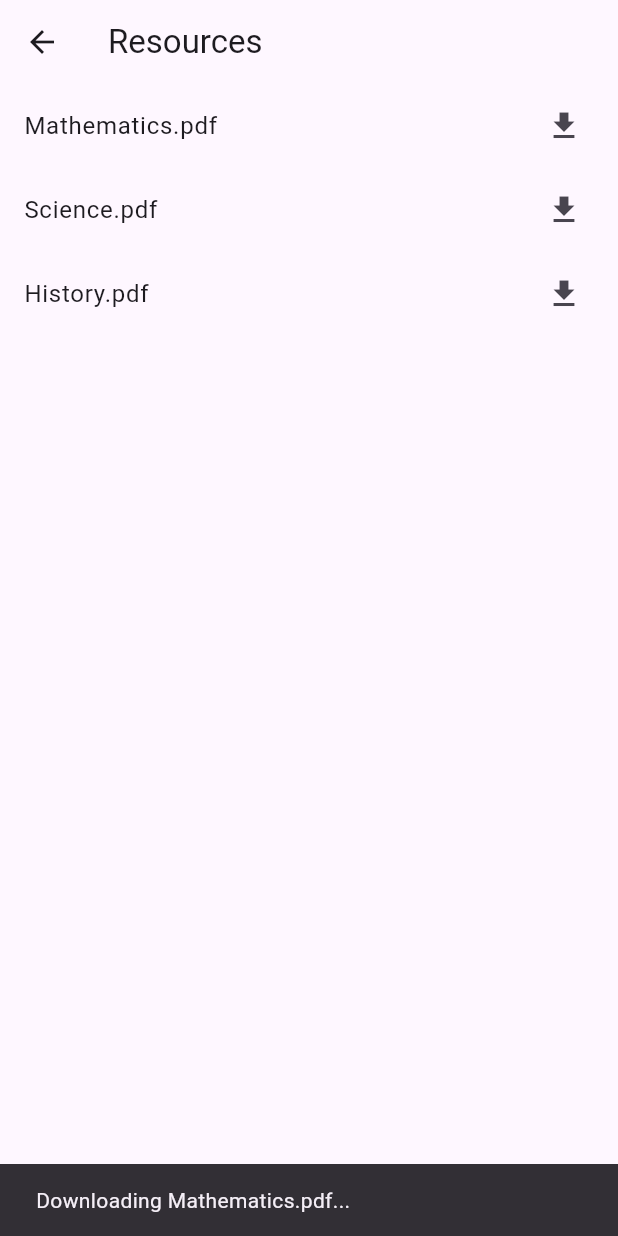
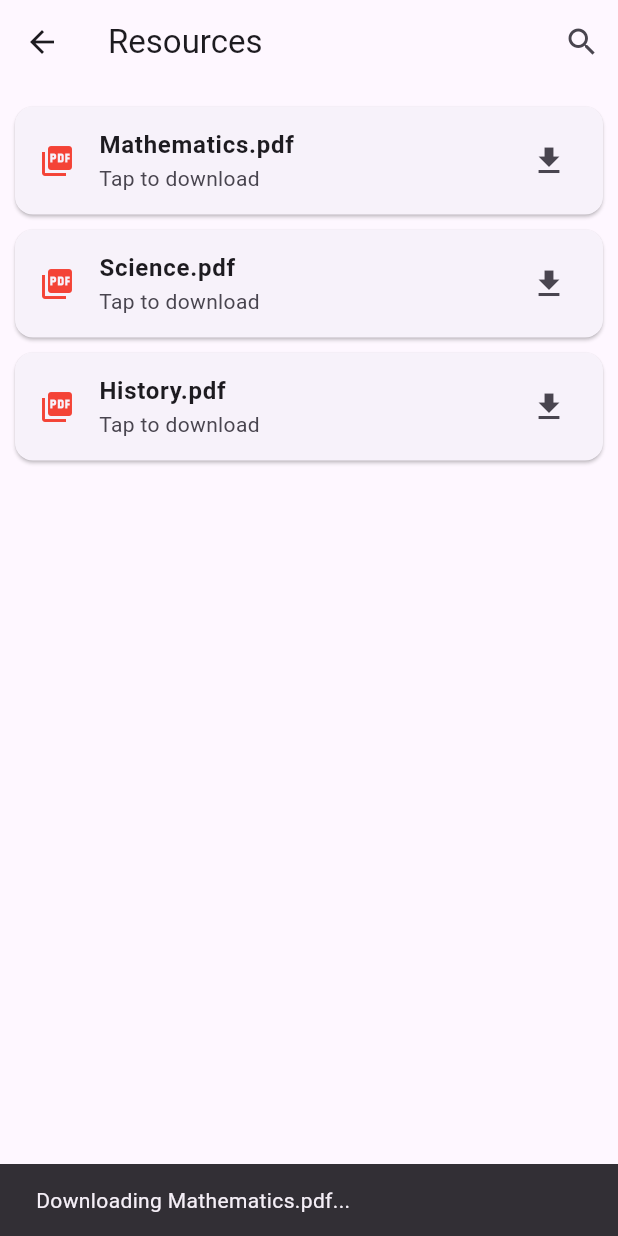
Before and after one commit to lohiaparth/smart_class_app, a Flutter app: the ResourcesPage screen opened directly, after a tap on "Mathematics.pdf", on a phone screen of 412 x 824 dp. Run offline on Flutter 3.47's test engine with Material 3 defaults, Android fonts, the phone set to English and light mode, and no system bars.

Commit message:
pdf icon added

```diff
--- a/lib/resources_page.dart
+++ b/lib/resources_page.dart
@@ -13,18 +13,40 @@ class ResourcesPage extends StatelessWidget {
     return Scaffold(
       appBar: AppBar(
         title: Text('Resources'),
+
+        actions: [
+          IconButton(
+            icon: Icon(Icons.search),
+            onPressed: () {
+              // Implement search functionality here
+            },
+          ),
+        ],
       ),
       body: ListView.builder(
+        padding: EdgeInsets.all(10.0),
         itemCount: resources.length,
         itemBuilder: (context, index) {
-          return ListTile(
-            title: Text(resources[index]),
-            trailing: Icon(Icons.download),
-            onTap: () {
-              ScaffoldMessenger.of(context).showSnackBar(
-                SnackBar(content: Text('Downloading ${resources[index]}...')),
-              );
-            },
+          return Card(
+            margin: EdgeInsets.symmetric(vertical: 5.0),
+            child: ListTile(
+              leading: Icon(Icons.picture_as_pdf, color: Colors.red), // Icon based on file type
+              title: Text(
+                resources[index],
+                style: TextStyle(fontWeight: FontWeight.bold),
+              ),
+              subtitle: Text('Tap to download'),
+              trailing: Icon(Icons.download),
+              onTap: () {
+                // Implement the download functionality here
+                ScaffoldMessenger.of(context).showSnackBar(
+                  SnackBar(
+                    content: Text('Downloading ${resources[index]}...'),
+                    duration: Duration(seconds: 1),
+                  ),
+                );
+              },
+            ),
           );
         },
       ),
```
